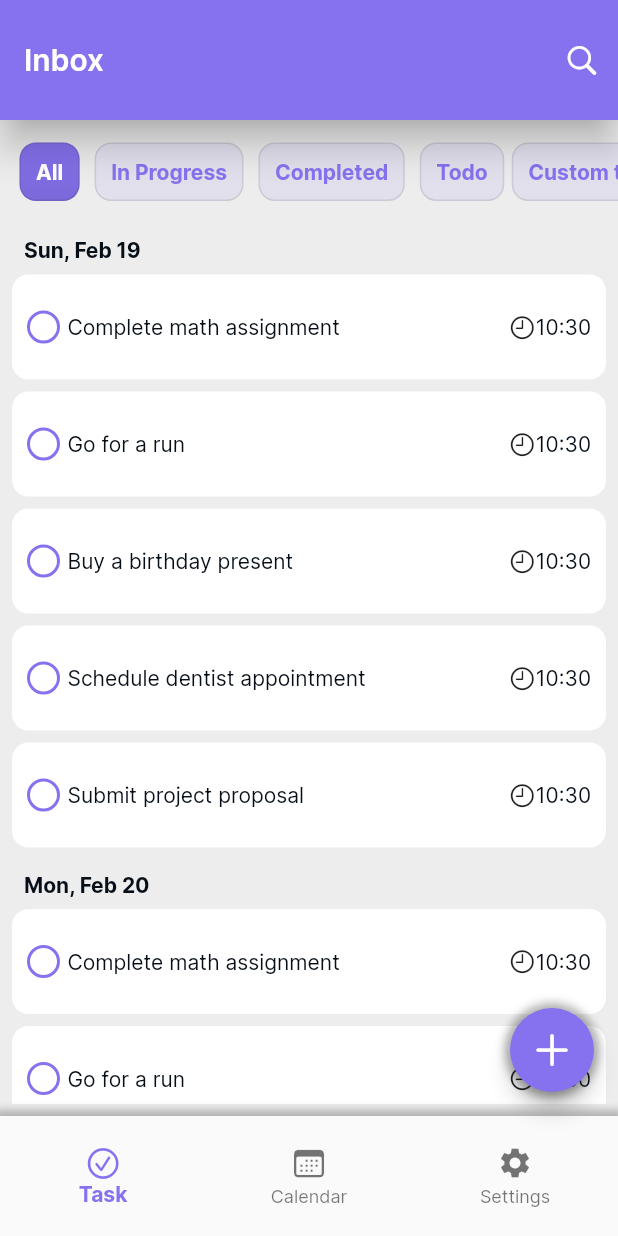
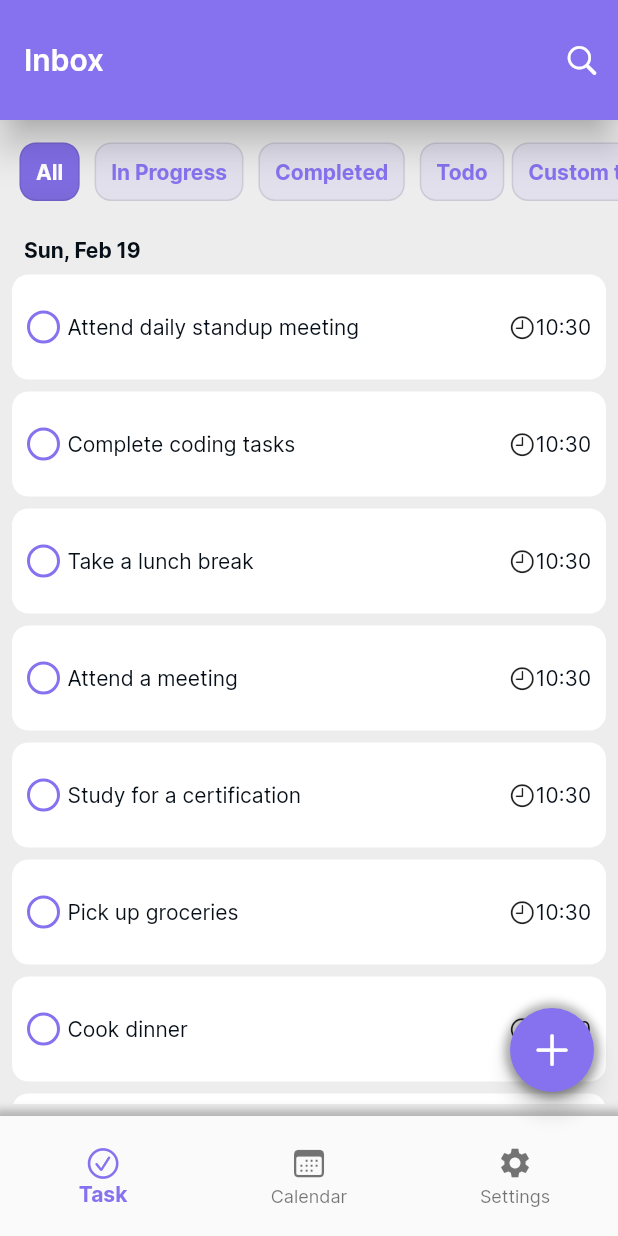
Before and after one commit to pnd280/taskly, a Flutter app: the screen it shows after launch, on a phone screen of 412 x 824 dp. Run offline on Flutter 3.47's test engine with Material 2 defaults, Android fonts, the phone set to English and light mode, and no system bars.

Commit message:
add more dummies

```diff
--- a/lib/miscs/dummies.dart
+++ b/lib/miscs/dummies.dart
@@ -14,71 +14,275 @@ DateTime generateRandomTime() {
 
 final List<Map<String, dynamic>> dummyTasks = [
   {
-    'id': 1,
-    'title': 'Complete math assignment',
-    'rich_description': 'Finish the calculus problem set by Friday',
-    'createdAt': generateRandomTime(),
-    'beginAt': null,
-    'endAt': DateTime(2023, 02, 25, 17, 0),
+    'id': '1',
+    'title': 'Attend daily standup meeting',
+    'rich_description': 'Discuss progress and blockers with the team',
+    'createdAt': DateTime.now(),
+    'beginAt': DateTime(2023, 2, 19, 9, 0),
+    'endAt': DateTime(2023, 2, 19, 9, 30),
+    'repeat': false,
+    'priority': 1,
+    'isCompleted': false,
+    'projectId': 'work',
+    'isVisible': true,
+  },
+  {
+    'id': '2',
+    'title': 'Complete coding tasks',
+    'rich_description': 'Finish coding tasks assigned for the day',
+    'createdAt': DateTime.now(),
+    'beginAt': DateTime(2023, 2, 19, 10, 0),
+    'endAt': DateTime(2023, 2, 19, 12, 0),
     'repeat': false,
     'priority': 2,
     'isCompleted': false,
-    'projectId': 'school',
+    'projectId': 'work',
     'isVisible': true,
   },
   {
-    'id': 2,
-    'title': 'Go for a run',
-    'rich_description': 'Jog for 30 minutes around the park',
-    'createdAt': generateRandomTime(),
-    'beginAt': null,
-    'endAt': null,
-    'repeat': true,
+    'id': '3',
+    'title': 'Take a lunch break',
+    'rich_description': 'Have a healthy and energizing meal',
+    'createdAt': DateTime.now(),
+    'beginAt': DateTime(2023, 2, 19, 12, 0),
+    'endAt': DateTime(2023, 2, 19, 13, 0),
+    'repeat': false,
     'priority': 3,
     'isCompleted': false,
     'projectId': 'personal',
     'isVisible': true,
   },
   {
-    'id': 3,
-    'title': 'Buy a birthday present',
-    'rich_description': 'Purchase a gift for my friend\'s birthday',
-    'createdAt': generateRandomTime(),
-    'beginAt': null,
-    'endAt': DateTime(2023, 02, 19, 20, 0),
+    'id': '4',
+    'title': 'Attend a meeting',
+    'rich_description': 'Discuss project details with clients',
+    'createdAt': DateTime.now(),
+    'beginAt': DateTime(2023, 2, 19, 14, 0),
+    'endAt': DateTime(2023, 2, 19, 15, 0),
     'repeat': false,
-    'priority': 1,
+    'priority': 4,
+    'isCompleted': false,
+    'projectId': 'work',
+    'isVisible': true,
+  },
+  {
+    'id': '5',
+    'title': 'Study for a certification',
+    'rich_description': 'Spend at least an hour reading study materials',
+    'createdAt': DateTime.now(),
+    'beginAt': DateTime(2023, 2, 19, 16, 0),
+    'endAt': DateTime(2023, 2, 19, 17, 0),
+    'repeat': false,
+    'priority': 5,
     'isCompleted': false,
     'projectId': 'personal',
     'isVisible': true,
   },
   {
-    'id': 4,
-    'title': 'Schedule dentist appointment',
-    'rich_description': 'Book a check-up with my dentist',
-    'createdAt': generateRandomTime(),
-    'beginAt': null,
-    'endAt': null,
+    'id': '6',
+    'title': 'Pick up groceries',
+    'rich_description': 'Buy ingredients for dinner',
+    'createdAt': DateTime.now(),
+    'beginAt': DateTime(2023, 2, 19, 18, 0),
+    'endAt': DateTime(2023, 2, 19, 19, 0),
+    'repeat': false,
+    'priority': 6,
+    'isCompleted': false,
+    'projectId': 'personal',
+    'isVisible': true,
+  },
+  {
+    'id': '7',
+    'title': 'Cook dinner',
+    'rich_description': 'Prepare and cook a healthy meal',
+    'createdAt': DateTime.now(),
+    'beginAt': DateTime(2023, 2, 19, 19, 0),
+    'endAt': DateTime(2023, 2, 19, 20, 0),
+    'repeat': false,
+    'priority': 7,
+    'isCompleted': false,
+    'projectId': 'personal',
+    'isVisible': true,
+  },
+  {
+    'id': '8',
+    'title': 'Read a book',
+    'rich_description': 'Spend time reading a book of your choice',
+    'createdAt': DateTime.now(),
+    'beginAt': DateTime(2023, 2, 19, 21, 0),
+    'endAt': DateTime(2023, 2, 19, 22, 0),
+    'repeat': false,
+    'priority': 8,
+    'isCompleted': false,
+    'projectId': 'entertainment',
+    'isVisible': true,
+  },
+  {
+    'id': '9',
+    'title': 'Meditate',
+    'rich_description': 'Spend some time meditating and relaxing',
+    'createdAt': DateTime.now(),
+    'beginAt': DateTime(2023, 2, 19, 22, 0),
+    'endAt': DateTime(2023, 2, 19, 22, 30),
+    'repeat': false,
+    'priority': 9,
+    'isCompleted': false,
+    'projectId': 'personal',
+    'isVisible': true,
+  },
+  {
+    'id': '10',
+    'title': 'Go to bed',
+    'rich_description': 'Get a good night\'s sleep to prepare for tomorrow',
+    'createdAt': DateTime.now(),
+    'beginAt': DateTime(2023, 2, 19, 23, 0),
+    'endAt': DateTime(2023, 2, 20, 7, 0),
+    'repeat': false,
+    'priority': 10,
+    'isCompleted': false,
+    'projectId': 'personal',
+    'isVisible': true,
+  },
+];
+
+final List<Map<String, dynamic>> anotherDummyTasks = [
+  {
+    'id': '1',
+    'title': 'Prepare for project meeting',
+    'rich_description':
+        'Review project goals, prepare slides and talking points for team meeting',
+    'createdAt': DateTime.now(),
+    'beginAt': DateTime(2023, 2, 20, 8, 0),
+    'endAt': DateTime(2023, 2, 20, 10, 0),
+    'repeat': false,
+    'priority': 10,
+    'isCompleted': false,
+    'projectId': 'work',
+    'isVisible': true,
+  },
+  {
+    'id': '2',
+    'title': 'Attend project meeting',
+    'rich_description':
+        'Participate in project meeting, provide updates and discuss any issues',
+    'createdAt': DateTime.now(),
+    'beginAt': DateTime(2023, 2, 20, 10, 0),
+    'endAt': DateTime(2023, 2, 20, 11, 0),
+    'repeat': false,
+    'priority': 2,
+    'isCompleted': false,
+    'projectId': 'work',
+    'isVisible': true,
+  },
+  {
+    'id': '3',
+    'title': 'Reply to important emails',
+    'rich_description':
+        'Check email and respond to important messages from clients and team members',
+    'createdAt': DateTime.now(),
+    'beginAt': DateTime(2023, 2, 20, 11, 0),
+    'endAt': DateTime(2023, 2, 20, 12, 0),
+    'repeat': false,
+    'priority': 3,
+    'isCompleted': false,
+    'projectId': 'work',
+    'isVisible': true,
+  },
+  {
+    'id': '4',
+    'title': 'Lunch break',
+    'rich_description': 'Take a break to eat and recharge',
+    'createdAt': DateTime.now(),
+    'beginAt': DateTime(2023, 2, 20, 12, 0),
+    'endAt': DateTime(2023, 2, 20, 13, 0),
     'repeat': false,
     'priority': 4,
     'isCompleted': false,
-    'projectId': 'health',
+    'projectId': 'personal',
     'isVisible': true,
   },
   {
-    'id': 5,
-    'title': 'Submit project proposal',
-    'rich_description': 'Send the project proposal to the client',
-    'createdAt': generateRandomTime(),
-    'beginAt': null,
-    'endAt': DateTime(2023, 02, 22, 14, 0),
+    'id': '5',
+    'title': 'Attend team brainstorming session',
+    'rich_description':
+        'Participate in a brainstorming session with team members to generate new ideas for a project',
+    'createdAt': DateTime.now(),
+    'beginAt': DateTime(2023, 2, 20, 13, 0),
+    'endAt': DateTime(2023, 2, 20, 14, 0),
     'repeat': false,
     'priority': 5,
     'isCompleted': false,
     'projectId': 'work',
     'isVisible': true,
   },
-
+  {
+    'id': '6',
+    'title': 'Gym workout',
+    'rich_description':
+        'Hit the gym for a workout session to maintain good health',
+    'createdAt': DateTime.now(),
+    'beginAt': DateTime(2023, 2, 20, 15, 0),
+    'endAt': DateTime(2023, 2, 20, 16, 0),
+    'repeat': false,
+    'priority': 6,
+    'isCompleted': false,
+    'projectId': 'personal',
+    'isVisible': true
+  },
+  {
+    'id': '7',
+    'title': 'Read a chapter of a book',
+    'rich_description':
+        'Spend some time reading a chapter of a book to gain knowledge and unwind',
+    'createdAt': DateTime.now(),
+    'beginAt': DateTime(2023, 2, 20, 17, 0),
+    'endAt': DateTime(2023, 2, 20, 17, 30),
+    'repeat': false,
+    'priority': 7,
+    'isCompleted': false,
+    'projectId': 'personal',
+    'isVisible': true,
+  },
+  {
+    'id': '8',
+    'title': 'Prepare dinner',
+    'rich_description': 'Plan and prepare a healthy dinner for oneself',
+    'createdAt': DateTime.now(),
+    'beginAt': DateTime(2023, 2, 20, 18, 0),
+    'endAt': DateTime(2023, 2, 20, 19, 0),
+    'repeat': false,
+    'priority': 8,
+    'isCompleted': false,
+    'projectId': 'personal',
+    'isVisible': true,
+  },
+  {
+    'id': '9',
+    'title': 'Watch a movie',
+    'rich_description': 'Relax by watching a movie or TV show',
+    'createdAt': DateTime.now(),
+    'beginAt': DateTime(2023, 2, 20, 20, 0),
+    'endAt': DateTime(2023, 2, 20, 22, 0),
+    'repeat': false,
+    'priority': 9,
+    'isCompleted': false,
+    'projectId': 'entertainment',
+    'isVisible': true,
+  },
+  {
+    'id': '10',
+    'title': 'Prepare for the next day',
+    'rich_description':
+        'Check calendar and to-do list, plan out tasks for the next day',
+    'createdAt': DateTime.now(),
+    'beginAt': DateTime(2023, 2, 20, 22, 0),
+    'endAt': DateTime(2023, 2, 20, 23, 0),
+    'repeat': false,
+    'priority': 10,
+    'isCompleted': false,
+    'projectId': 'personal',
+    'isVisible': true,
+  },
 ];
 
 final List dummyTags = [
```
